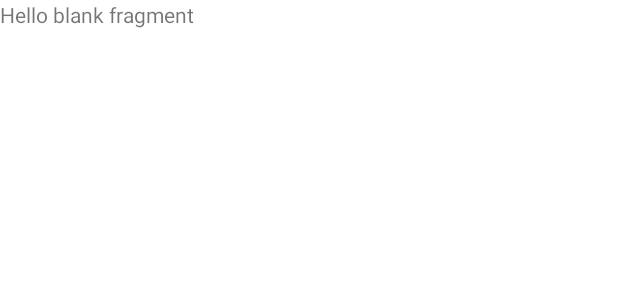
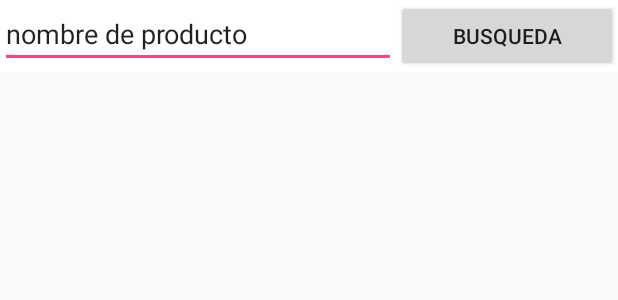
Before and after one commit to smithnoff/InventSmapp, an Android app: the layout fragment_busqueda.xml on its own in the app's theme, with its tools: preview values and no code run, on a phone screen of 412 x 824 dp. Shown: the top 300 px of the screen. Run offline under Robolectric (Android 15) with nearby library versions, the phone set to English and light mode, and no system bars.

Commit message:
Cambios 1.3

```diff
--- a/app/src/main/res/layout/fragment_busqueda.xml
+++ b/app/src/main/res/layout/fragment_busqueda.xml
@@ -1,14 +1,38 @@
-<FrameLayout xmlns:android="http://schemas.android.com/apk/res/android"
+<LinearLayout xmlns:android="http://schemas.android.com/apk/res/android"
     xmlns:tools="http://schemas.android.com/tools"
-    android:layout_width="match_parent"
-    android:layout_height="match_parent"
+    android:layout_width="wrap_content"
+    android:layout_height="wrap_content"
     tools:context="menu.Fragmentbusqueda"
-    android:background="#ffffff">
+    android:background="#ffffff"
+    android:orientation="vertical">
 
     <!-- TODO: Update blank fragment layout -->
-    <TextView
+
+    <LinearLayout
+        android:orientation="horizontal"
         android:layout_width="match_parent"
-        android:layout_height="match_parent"
-        android:text="@string/hello_blank_fragment" />
+        android:layout_height="match_parent">
 
-</FrameLayout>
+        <EditText
+            android:layout_width="wrap_content"
+            android:layout_height="wrap_content"
+            android:inputType="textPersonName"
+            android:text="nombre de producto"
+            android:ems="10"
+            android:id="@+id/editText5"
+            android:layout_weight="0.16" />
+
+        <Button
+            android:layout_width="wrap_content"
+            android:layout_height="wrap_content"
+            android:text="Busqueda"
+            android:id="@+id/button2"
+            android:layout_weight="0.16" />
+    </LinearLayout>
+
+    <ListView
+        android:layout_width="wrap_content"
+        android:layout_height="wrap_content"
+        android:id="@+id/listView" />
+
+</LinearLayout>
```
